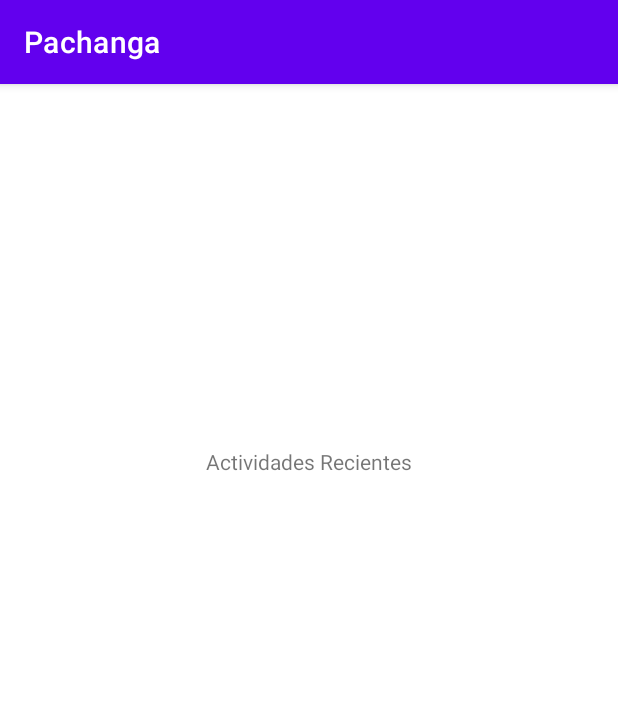
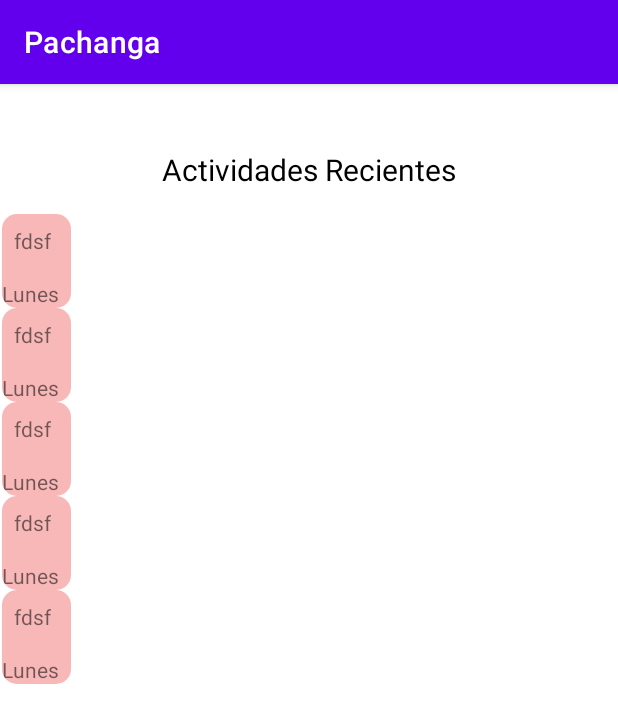
Before and after one commit to vikiii22/ProyectoFinal, an Android app: the fragment HomeFragment shown on its own in the app's theme, on a phone screen of 412 x 824 dp. Shown: the top 723 px of the screen. Run offline under Robolectric (Android 15) with nearby library versions, the phone set to English and light mode, and no system bars; our stand-ins replace Firebase (no records; nobody signed in at launch, a user with empty details on screens opened directly).

```diff
--- /dev/null
+++ b/app/src/main/java/com/example/pachanga_joseasanchezlopez/ui/adapter/EventoAdapter.java
@@ -0,0 +1,50 @@
+package com.example.pachanga_joseasanchezlopez.ui.adapter;
+
+import android.view.LayoutInflater;
+import android.view.View;
+import android.view.ViewGroup;
+import android.widget.TextView;
+
+import androidx.annotation.NonNull;
+import androidx.recyclerview.widget.RecyclerView;
+
+import com.example.pachanga_joseasanchezlopez.R;
+import com.example.pachanga_joseasanchezlopez.ui.events.NuevoEvento;
+
+import java.util.ArrayList;
+
+public class EventoAdapter extends RecyclerView.Adapter<EventoAdapter.EventoViewHolder> {
+
+    ArrayList<NuevoEvento> eventos;
+
+    public EventoAdapter(ArrayList<NuevoEvento> eventos) {
+        this.eventos = eventos;
+    }
+
+    @NonNull
+    @Override
+    public EventoViewHolder onCreateViewHolder(@NonNull ViewGroup parent, int viewType) {
+        View view= LayoutInflater.from(parent.getContext()).inflate(R.layout.item_evento, null, false);
+        return new EventoViewHolder(view);
+    }
+
+    @Override
+    public void onBindViewHolder(@NonNull EventoViewHolder holder, int position) {
+        holder.tvNombrePachanga.setText(eventos.get(position).getNombre());
+        holder.tvFechaPachanga.setText(eventos.get(position).getFecha());
+    }
+
+    @Override
+    public int getItemCount() {
+        return eventos.size();
+    }
+
+    public static class EventoViewHolder extends RecyclerView.ViewHolder{
+        TextView tvNombrePachanga, tvFechaPachanga;
+        public EventoViewHolder(@NonNull View itemView) {
+            super(itemView);
+            tvNombrePachanga=(TextView) itemView.findViewById(R.id.tvNombrePachanga);
+            tvFechaPachanga=itemView.findViewById(R.id.tvFechaPachanga);
+        }
+    }
+}
--- a/app/src/main/java/com/example/pachanga_joseasanchezlopez/ui/home/HomeFragment.java
+++ b/app/src/main/java/com/example/pachanga_joseasanchezlopez/ui/home/HomeFragment.java
@@ -16,17 +16,25 @@ import android.widget.Toast;
 import androidx.annotation.NonNull;
 import androidx.fragment.app.Fragment;
 import androidx.lifecycle.ViewModelProvider;
+import androidx.recyclerview.widget.LinearLayoutManager;
+import androidx.recyclerview.widget.RecyclerView;
 
 import com.example.pachanga_joseasanchezlopez.MainActivity;
 import com.example.pachanga_joseasanchezlopez.R;
 import com.example.pachanga_joseasanchezlopez.databinding.FragmentHomeBinding;
+import com.example.pachanga_joseasanchezlopez.ui.adapter.EventoAdapter;
+import com.example.pachanga_joseasanchezlopez.ui.events.NuevoEvento;
 import com.google.firebase.auth.FirebaseAuth;
+
+import java.util.ArrayList;
 
 public class HomeFragment extends Fragment {
 
     private FragmentHomeBinding binding;
     private FirebaseAuth auth;
     private TextView tvCorreo, tvNombreUsuario;
+    private RecyclerView rvEventos;
+    private ArrayList<NuevoEvento> eventos;
 
     @Override
     public void onCreateOptionsMenu(@NonNull Menu menu, @NonNull MenuInflater inflater) {
@@ -47,10 +55,25 @@ public class HomeFragment extends Fragment {
         tvCorreo.setText(auth.getCurrentUser().getEmail());
         tvNombreUsuario.setText(auth.getCurrentUser().getDisplayName());
 
+        eventos=new ArrayList<>();
+        rvEventos=root.findViewById(R.id.rvEventos);
+        rvEventos.setLayoutManager(new LinearLayoutManager(getContext()));
 
+        llenarLista();
+
+        EventoAdapter adapter = new EventoAdapter(eventos);
+        rvEventos.setAdapter(adapter);
         /*final TextView textView = binding.textHome;
         homeViewModel.getText().observe(getViewLifecycleOwner(), textView::setText);*/
         return root;
+    }
+
+    private void llenarLista() {
+        eventos.add(new NuevoEvento("Lunes","Mi casa","fdsf"));
+        eventos.add(new NuevoEvento("Lunes","Mi casa","fdsf"));
+        eventos.add(new NuevoEvento("Lunes","Mi casa","fdsf"));
+        eventos.add(new NuevoEvento("Lunes","Mi casa","fdsf"));
+        eventos.add(new NuevoEvento("Lunes","Mi casa","fdsf"));
     }
 
     @Override
--- a/app/src/main/res/layout/fragment_home.xml
+++ b/app/src/main/res/layout/fragment_home.xml
@@ -21,26 +21,26 @@
         app:layout_constraintEnd_toEndOf="parent"
         app:layout_constraintTop_toTopOf="parent" />
 
-    <androidx.constraintlayout.widget.Guideline
-        android:id="@+id/guideline2"
-        android:layout_width="wrap_content"
-        android:layout_height="wrap_content"
-        android:orientation="horizontal"
-        app:layout_constraintGuide_begin="242dp" />
-
     <TextView
         android:id="@+id/textView2"
         android:layout_width="wrap_content"
         android:layout_height="wrap_content"
+        android:layout_marginTop="24dp"
         android:text="Actividades Recientes"
+        android:textColor="#000000"
+        android:textSize="20sp"
         app:layout_constraintEnd_toEndOf="parent"
         app:layout_constraintStart_toStartOf="parent"
-        app:layout_constraintTop_toTopOf="@+id/guideline2" />
+        app:layout_constraintTop_toBottomOf="@+id/tvNombreUsuario" />
 
     <androidx.recyclerview.widget.RecyclerView
+        android:id="@+id/rvEventos"
         android:layout_width="409dp"
-        android:layout_height="468dp"
+        android:layout_height="0dp"
+        android:layout_marginTop="16dp"
+        app:layout_constraintBottom_toBottomOf="parent"
         app:layout_constraintEnd_toEndOf="parent"
         app:layout_constraintStart_toStartOf="parent"
-        app:layout_constraintTop_toBottomOf="@+id/textView2" />
+        app:layout_constraintTop_toBottomOf="@+id/textView2"
+        tools:listitem="@layout/item_evento" />
 </androidx.constraintlayout.widget.ConstraintLayout>
--- /dev/null
+++ b/app/src/main/res/layout/item_evento.xml
@@ -0,0 +1,42 @@
+<?xml version="1.0" encoding="utf-8"?>
+<androidx.constraintlayout.widget.ConstraintLayout xmlns:android="http://schemas.android.com/apk/res/android"
+    xmlns:app="http://schemas.android.com/apk/res-auto"
+    xmlns:tools="http://schemas.android.com/tools"
+    android:layout_width="match_parent"
+    android:layout_height="match_parent">
+
+    <androidx.cardview.widget.CardView
+        android:layout_width="match_parent"
+        android:layout_height="wrap_content"
+        app:cardCornerRadius="10dp"
+        app:layout_constraintEnd_toEndOf="parent"
+        app:layout_constraintStart_toStartOf="parent"
+        app:layout_constraintTop_toTopOf="parent">
+
+        <androidx.constraintlayout.widget.ConstraintLayout
+            android:layout_width="match_parent"
+            android:layout_height="match_parent"
+            android:background="#F8B8B8">
+
+            <TextView
+                android:id="@+id/tvNombrePachanga"
+                android:layout_width="wrap_content"
+                android:layout_height="wrap_content"
+                android:layout_marginStart="8dp"
+                android:layout_marginTop="8dp"
+                android:text="TextView"
+                app:layout_constraintStart_toStartOf="parent"
+                app:layout_constraintTop_toTopOf="parent" />
+
+            <TextView
+                android:id="@+id/tvFechaPachanga"
+                android:layout_width="wrap_content"
+                android:layout_height="wrap_content"
+                android:layout_marginTop="16dp"
+                android:layout_marginEnd="8dp"
+                android:text="TextView"
+                app:layout_constraintEnd_toEndOf="parent"
+                app:layout_constraintTop_toBottomOf="@+id/tvNombrePachanga" />
+        </androidx.constraintlayout.widget.ConstraintLayout>
+    </androidx.cardview.widget.CardView>
+</androidx.constraintlayout.widget.ConstraintLayout>
```
